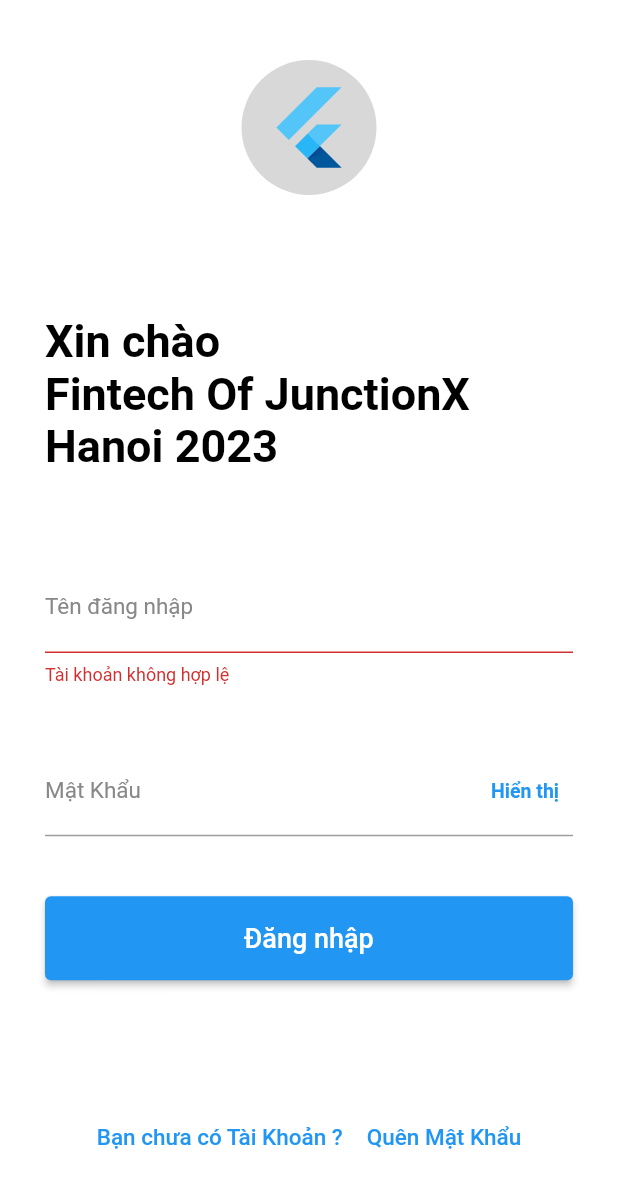
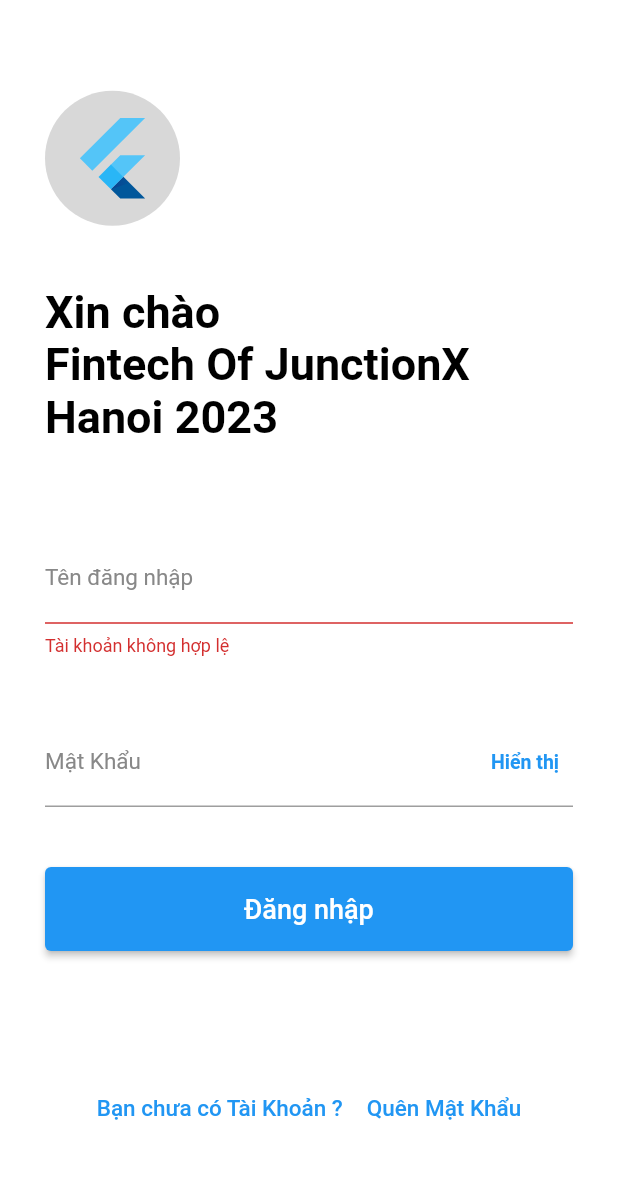
Before and after one commit to Ngoc-HM/JunctionX_Hanoi2023, a Flutter app: the screen it shows after launch, after a tap on "Đăng nhập", on a phone screen of 412 x 824 dp. Shown: the top 1188 px of the screen. Run offline on Flutter 3.47's test engine with Material 2 defaults, Android fonts, the phone set to English and light mode, and no system bars.

Commit message:
Revert "Squashed commit of the following:"
This reverts commit 5e17daa2364060a2ca4514c7f9e90f0d21c43d05.

```diff
--- a/lib/src/resources/login_page.dart
+++ b/lib/src/resources/login_page.dart
@@ -28,14 +28,13 @@ class _LoginPage extends State<LoginPage> {
         padding: EdgeInsets.fromLTRB(30, 0, 30, 0),
         constraints: BoxConstraints.expand(),
         color: Colors.white,
-        child: Wrap(
-          alignment: WrapAlignment.center,
-          // mainAxisAlignment: MainAxisAlignment.end,
-          crossAxisAlignment: WrapCrossAlignment.start,
+        child: Column(
+          mainAxisAlignment: MainAxisAlignment.end,
+          crossAxisAlignment: CrossAxisAlignment.start,
           children: <Widget>[
             // hình ảnh Flutter
             Padding(
-              padding: const EdgeInsets.fromLTRB(0, 40, 0, 40),
+              padding: const EdgeInsets.fromLTRB(0, 0, 0, 40),
               child: Container(
                 width: 90,
                 height: 90,
@@ -49,7 +48,7 @@ class _LoginPage extends State<LoginPage> {
             ),
             // lời chào mừng
             Padding(
-              padding: const EdgeInsets.fromLTRB(0, 40, 0, 60),
+              padding: const EdgeInsets.fromLTRB(0, 0, 0, 60),
               child: Text(
                 "Xin chào \nFintech Of JunctionX Hanoi 2023",
                 style: TextStyle(
@@ -122,7 +121,7 @@ class _LoginPage extends State<LoginPage> {
                   onPressed: () {
                     if (bloc.isValidInfo(
                         _usernameController.text, _passwordController.text)) {
-                      Navigator.pushReplacement(context,
+                      Navigator.push(context,
                           MaterialPageRoute(builder: (context) => HomePage()));
                     }
                   },
--- a/pubspec.yaml
+++ b/pubspec.yaml
@@ -16,7 +16,6 @@ dependencies:
   #firebase_databse:
 
   cupertino_icons: ^1.0.2
-  convex_bottom_bar: ^3.2.0
 
 dev_dependencies:
   flutter_test:
```
Also changed, not shown: lib/src/resources/home_page.dart (+1 -38 lines), pubspec.lock, 1 other file.
